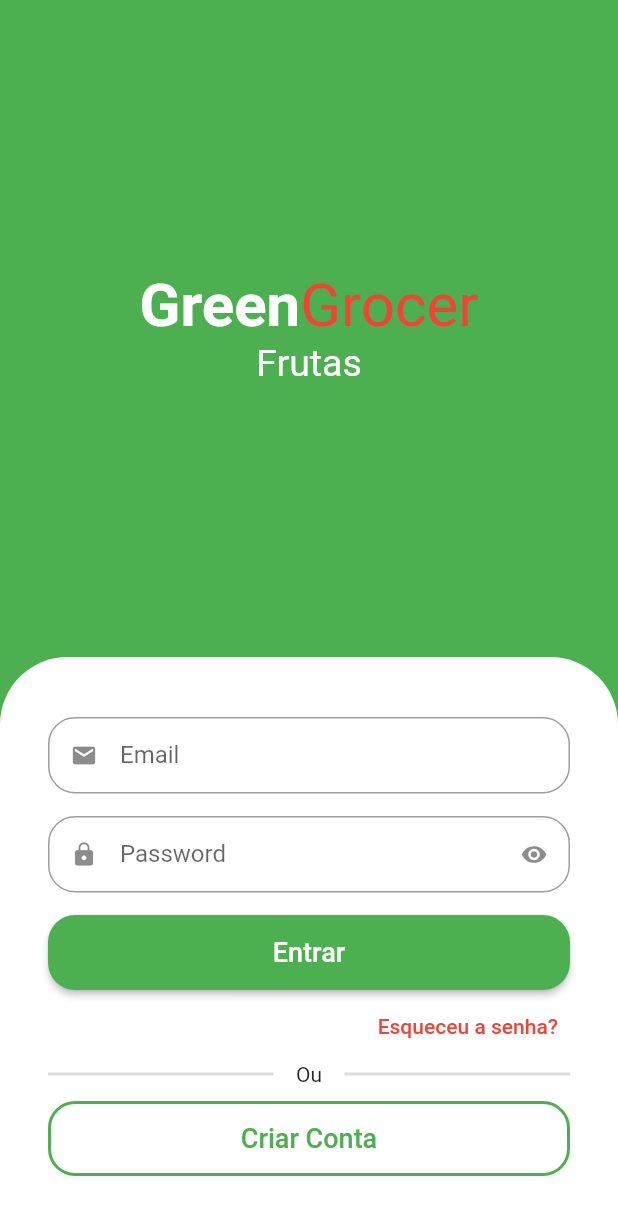
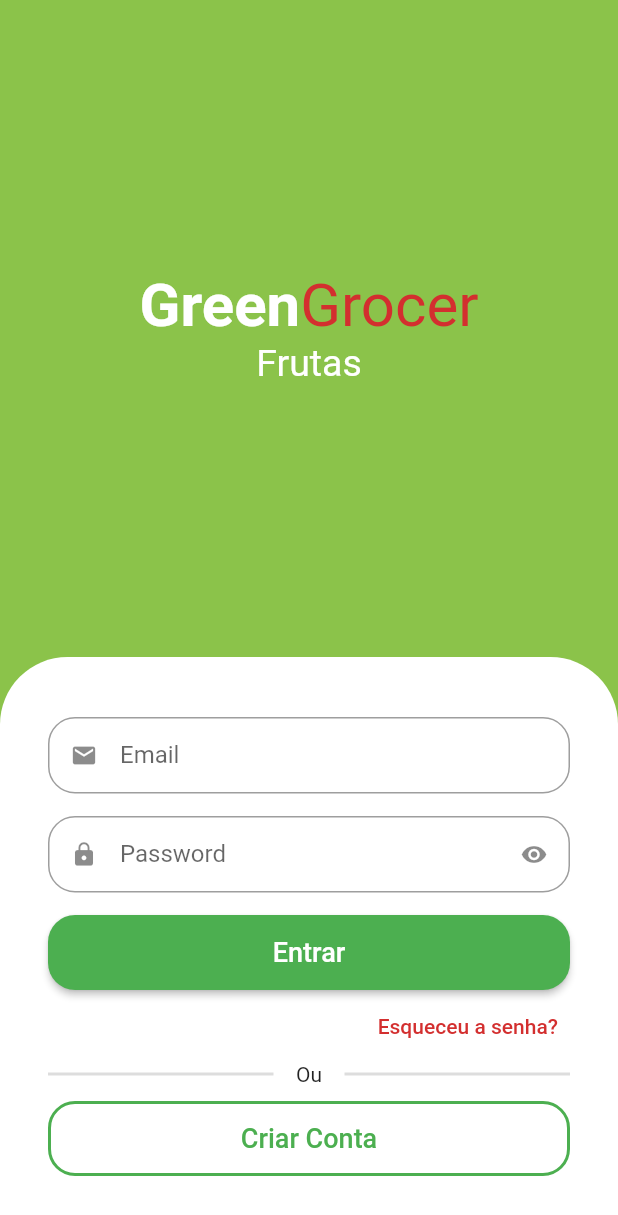
Before and after one commit to lamecksilva/lameco_grocery, a Flutter app: the screen it shows after launch, on a phone screen of 412 x 824 dp. Shown: the top 1215 px of the screen. Run offline on Flutter 3.47's test engine with Material 2 defaults, Android fonts, the phone set to English and light mode, and no system bars; drawn by our look-alikes of animated_text_kit.

Commit message:
feat(-login): Adiciona cores customizadas do app Adiciona ScrollView na tela de login

```diff
--- a/lib/src/auth/sign_in_screen.dart
+++ b/lib/src/auth/sign_in_screen.dart
@@ -1,24 +1,39 @@
 import 'package:animated_text_kit/animated_text_kit.dart';
 import 'package:flutter/material.dart';
 import 'package:lameco_grocery/src/auth/components/custom_text_field.dart';
+import 'package:lameco_grocery/src/config/custom_colors.dart';
 
 class SignInScreen extends StatelessWidget {
   const SignInScreen({super.key});
 
   @override
   Widget build(BuildContext context) {
+    final size = MediaQuery.of(context).size;
+
     return Scaffold(
-      backgroundColor: Colors.green,
-      body: Column(children: [
+      backgroundColor: CustomColors.customSwatchColor,
+      body: SingleChildScrollView(
+        child: SizedBox(
+          height: size.height,
+          width: size.width,
+          child: Column(children: [
             Expanded(
-          child: Column(mainAxisAlignment: MainAxisAlignment.center, children: [
+              child: Column(
+                  mainAxisAlignment: MainAxisAlignment.center,
+                  children: [
                     // Nome do App
-            const Text.rich(TextSpan(style: TextStyle(fontSize: 40), children: [
-              TextSpan(
+                    Text.rich(TextSpan(
+                        style: const TextStyle(fontSize: 40),
+                        children: [
+                          const TextSpan(
                               text: 'Green',
                               style: TextStyle(
-                      color: Colors.white, fontWeight: FontWeight.bold)),
-              TextSpan(text: 'Grocer', style: TextStyle(color: Colors.red))
+                                  color: Colors.white,
+                                  fontWeight: FontWeight.bold)),
+                          TextSpan(
+                              text: 'Grocer',
+                              style: TextStyle(
+                                  color: CustomColors.customContrastColor))
                         ])),
 
                     // Categorias
@@ -47,13 +62,16 @@
               padding: const EdgeInsets.symmetric(horizontal: 32, vertical: 40),
               decoration: const BoxDecoration(
                   color: Colors.white,
-              borderRadius: BorderRadius.vertical(top: Radius.circular(45))),
-          child:
-              Column(crossAxisAlignment: CrossAxisAlignment.stretch, children: [
+                  borderRadius:
+                      BorderRadius.vertical(top: Radius.circular(45))),
+              child: Column(
+                  crossAxisAlignment: CrossAxisAlignment.stretch,
+                  children: [
                     const CustomTextField(
                       icon: Icons.email,
                       label: "Email",
                     ),
+
                     const CustomTextField(
                       icon: Icons.lock,
                       label: "Password",
@@ -67,7 +85,8 @@
                           style: ElevatedButton.styleFrom(
                               shape: RoundedRectangleBorder(
                                   borderRadius: BorderRadius.circular(18))),
-                  child: const Text('Entrar', style: TextStyle(fontSize: 18)),
+                          child: const Text('Entrar',
+                              style: TextStyle(fontSize: 18)),
                           onPressed: () {
                             print("Entrar");
                           },
@@ -80,8 +99,9 @@
                           onPressed: () {
                             print("Esqueceu a senha");
                           },
-                  child: const Text("Esqueceu a senha?",
-                      style: TextStyle(color: Colors.red))),
+                          child: Text("Esqueceu a senha?",
+                              style: TextStyle(
+                                  color: CustomColors.customContrastColor))),
                     ),
 
                     // Divider
@@ -115,7 +135,8 @@
                           style: OutlinedButton.styleFrom(
                               shape: RoundedRectangleBorder(
                                   borderRadius: BorderRadius.circular(18)),
-                      side: const BorderSide(width: 2, color: Colors.green)),
+                              side: const BorderSide(
+                                  width: 2, color: Colors.green)),
                           onPressed: () {
                             print("Criar Conta");
                           },
@@ -127,6 +148,8 @@
                   ]),
             )
           ]),
+        ),
+      ),
     );
   }
 }
--- /dev/null
+++ b/lib/src/config/custom_colors.dart
@@ -0,0 +1,21 @@
+import 'package:flutter/material.dart';
+
+Map<int, Color> _swatchOpacity = {
+  50: const Color.fromRGBO(139, 195, 74, .1),
+  100: const Color.fromRGBO(139, 195, 74, .2),
+  200: const Color.fromRGBO(139, 195, 74, .3),
+  300: const Color.fromRGBO(139, 195, 74, .4),
+  400: const Color.fromRGBO(139, 195, 74, .5),
+  500: const Color.fromRGBO(139, 195, 74, .6),
+  600: const Color.fromRGBO(139, 195, 74, .7),
+  700: const Color.fromRGBO(139, 195, 74, .8),
+  800: const Color.fromRGBO(139, 195, 74, .9),
+  900: const Color.fromRGBO(139, 195, 74, 1),
+};
+
+abstract class CustomColors {
+  static Color customContrastColor = Colors.red.shade700;
+
+  static MaterialColor customSwatchColor =
+      MaterialColor(0xFF8BC34A, _swatchOpacity);
+}
```
Lines whose indentation alone changed are shown as unchanged.
